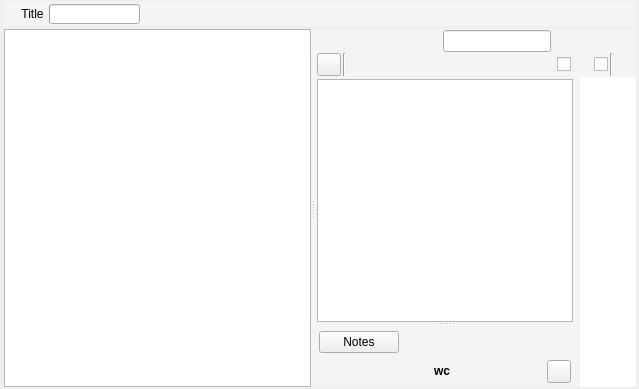
First picture: the form in ui/manuscript_view.ui, repository zkovari/plotlyst, before the edit.
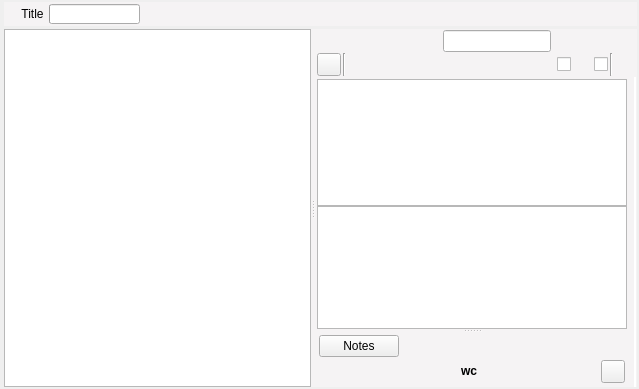
Second picture: the form after the edit. Custom widgets are drawn as their Qt base class.

Commit message: Sentence variety chart

What changed in the file:
```diff
--- a/ui/manuscript_view.ui
+++ b/ui/manuscript_view.ui
@@ -466,7 +466,28 @@
               <number>2</number>
              </property>
              <item>
-              <widget class="QWidget" name="wdgTopAnalysis" native="true"/>
+              <widget class="QWidget" name="wdgTopAnalysis" native="true">
+               <layout class="QVBoxLayout" name="verticalLayout_9">
+                <property name="spacing">
+                 <number>0</number>
+                </property>
+                <property name="leftMargin">
+                 <number>0</number>
+                </property>
+                <property name="topMargin">
+                 <number>0</number>
+                </property>
+                <property name="rightMargin">
+                 <number>0</number>
+                </property>
+                <property name="bottomMargin">
+                 <number>0</number>
+                </property>
+                <item>
+                 <widget class="ChartView" name="chartview"/>
+                </item>
+               </layout>
+              </widget>
              </item>
              <item>
               <widget class="QSplitter" name="splitterEditor">
```
Left out of the diff: 26 changed lines with no effect on the pictures. The commit also changes 3 other files.
